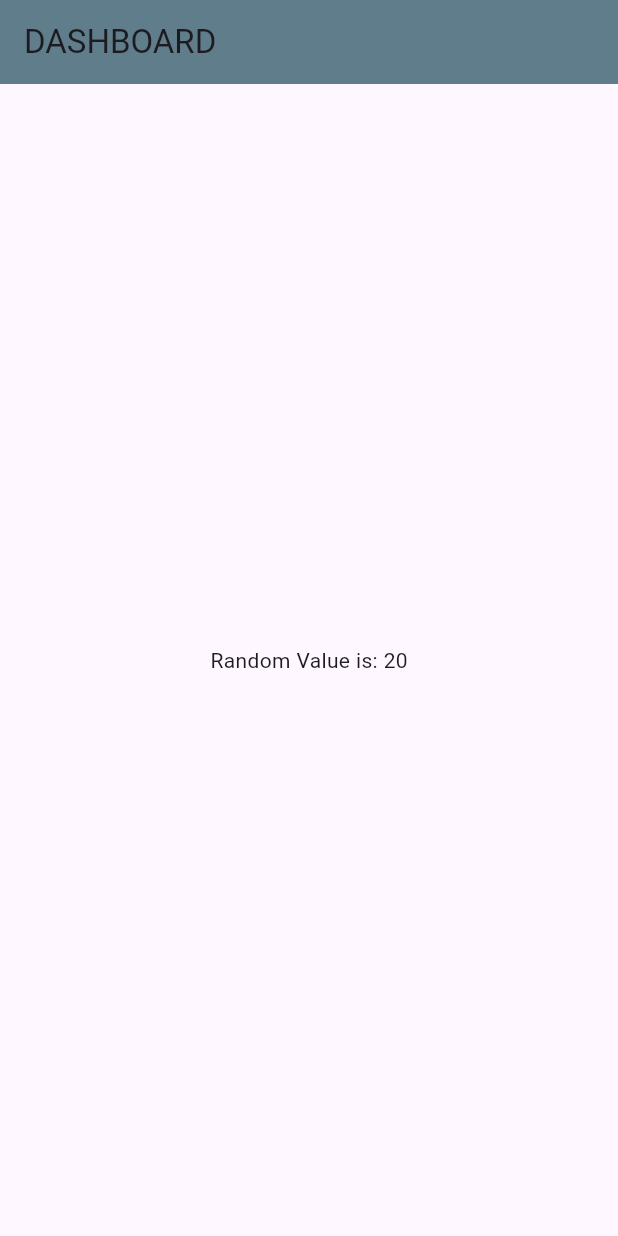
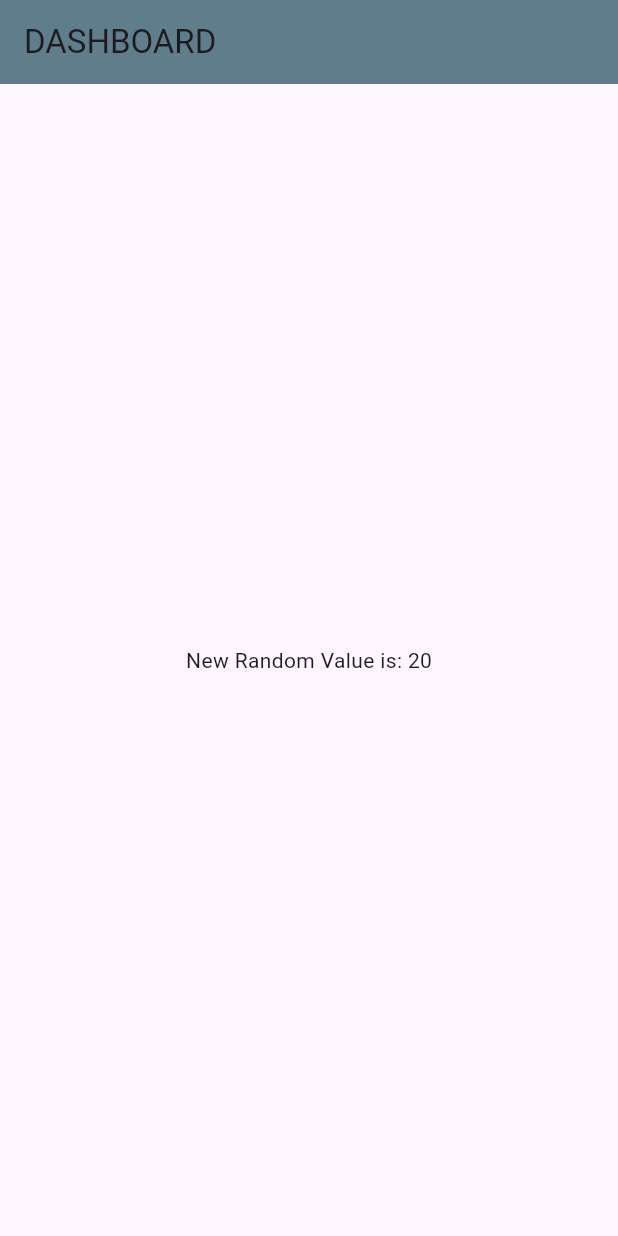
Before and after one commit to ahsanchhipa/demo1, a Flutter app: the screen it shows after launch, on a phone screen of 412 x 824 dp. Run offline on Flutter 3.47's test engine with Material 3 defaults, Android fonts, the phone set to English and light mode, and no system bars.

Commit message:
change2 in Dashboard.dart line 20 int

```diff
--- a/lib/screens/Dashboard.dart
+++ b/lib/screens/Dashboard.dart
@@ -12,7 +12,7 @@ class Dashboard extends StatelessWidget {
         title: Text('dashboard'.toUpperCase()),
         backgroundColor: Colors.blueGrey,
       ),
-      body: Center(child: Text('Random Value is: ${getNumber()}')),
+      body: Center(child: Text('New Random Value is: ${getNumber()}')),
     );
   }
 }
```
